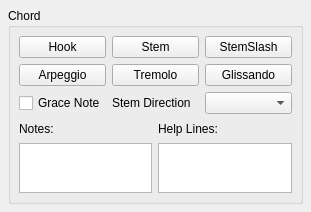
First picture: the form in mscore/mscore/chord.ui, repository musescore/musescore-old, before the edit.
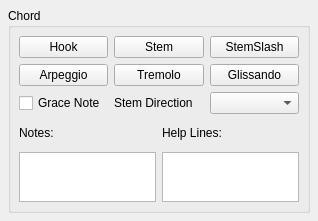
Second picture: the form after the edit.

Patch:
```diff
--- a/mscore/mscore/chord.ui
+++ b/mscore/mscore/chord.ui
@@ -6,8 +6,8 @@
    <rect>
     <x>0</x>
     <y>0</y>
-    <width>311</width>
-    <height>212</height>
+    <width>318</width>
+    <height>221</height>
    </rect>
   </property>
   <property name="windowTitle">
@@ -26,7 +26,7 @@
       <string notr="true" comment="do not translate">Chord</string>
      </property>
      <property name="flat">
-      <bool>true</bool>
+      <bool>false</bool>
      </property>
      <layout class="QVBoxLayout">
       <property name="spacing">
```
